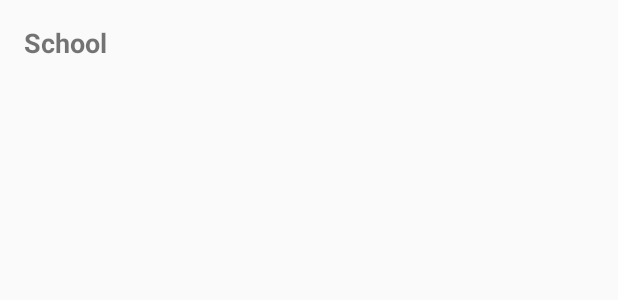
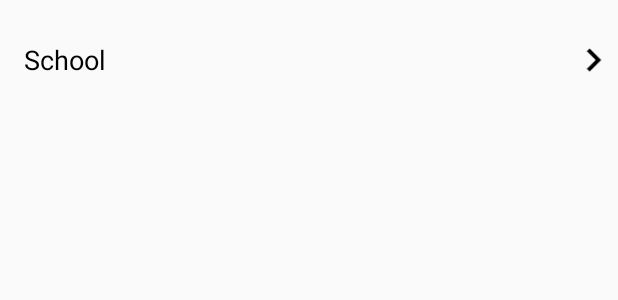
Before and after one commit to phonce/shulesoft-android, an Android app: the layout schools_list_item.xml on its own in the app's theme, with its tools: preview values and no code run, on a phone screen of 412 x 824 dp. Shown: the top 300 px of the screen. Run offline under Robolectric (Android 15) with nearby library versions, the phone set to English and light mode, and no system bars.

Commit message:
change school search layout to list view

```diff
--- a/app/src/main/res/layout/schools_list_item.xml
+++ b/app/src/main/res/layout/schools_list_item.xml
@@ -1,12 +1,31 @@
 <?xml version="1.0" encoding="utf-8"?>
 
-<TextView xmlns:android="http://schemas.android.com/apk/res/android"
+<RelativeLayout
+    xmlns:android="http://schemas.android.com/apk/res/android"
     xmlns:tools="http://schemas.android.com/tools"
-    android:id="@+id/school_name"
-    android:layout_width="fill_parent"
-    android:layout_height="wrap_content"
-    android:height="80dp"
-    android:padding="16dp"
-    android:textSize="18dp"
-    android:textStyle="bold"
-    tools:text="School" />
+    android:layout_width="match_parent"
+    android:layout_height="80dp"
+    android:background="?android:selectableItemBackground"
+    >
+
+    <TextView
+        android:id="@+id/school_name"
+        android:layout_width="fill_parent"
+        android:layout_height="wrap_content"
+        android:padding="16dp"
+        android:textSize="18dp"
+        android:textStyle="normal"
+        tools:text="School"
+        android:textColor="@color/black"
+        android:layout_centerInParent="true"/>
+
+    <ImageView
+        android:layout_width="wrap_content"
+        android:layout_height="wrap_content"
+        android:src="@drawable/ic_chevron_right_black"
+        android:layout_marginLeft="8dp"
+        android:layout_alignParentRight="true"
+        android:layout_centerVertical="true"
+        />
+
+</RelativeLayout>
```
Also changed, not shown: app/src/main/java/apps/inets/com/shulesoft/activities/SchoolSearchActivity.java (+43 -24 lines), app/src/main/java/apps/inets/com/shulesoft/adapters/SchoolAdapter.java (+12 -14 lines), app/src/main/res/layout/activity_feature.xml (deleted, +0 -19 lines), app/src/main/res/layout/activity_schools.xml (+18 -47 lines), app/src/main/res/drawable-hdpi/ic_chevron_right.png (added), app/src/main/res/drawable-hdpi/ic_chevron_right_black.png (added), app/src/main/res/drawable-mdpi/ic_chevron_right.png (added), app/src/main/res/drawable-mdpi/ic_chevron_right_black.png (added), app/src/main/res/drawable-xhdpi/ic_chevron_right.png (added), app/src/main/res/drawable-xhdpi/ic_chevron_right_black.png (added), app/src/main/res/drawable-xxhdpi/ic_chevron_right.png (added), app/src/main/res/drawable-xxhdpi/ic_chevron_right_black.png (added), app/src/main/res/drawable-xxxhdpi/ic_chevron_right.png (added), app/src/main/res/drawable-xxxhdpi/ic_chevron_right_black.png (added), 1 more files.
